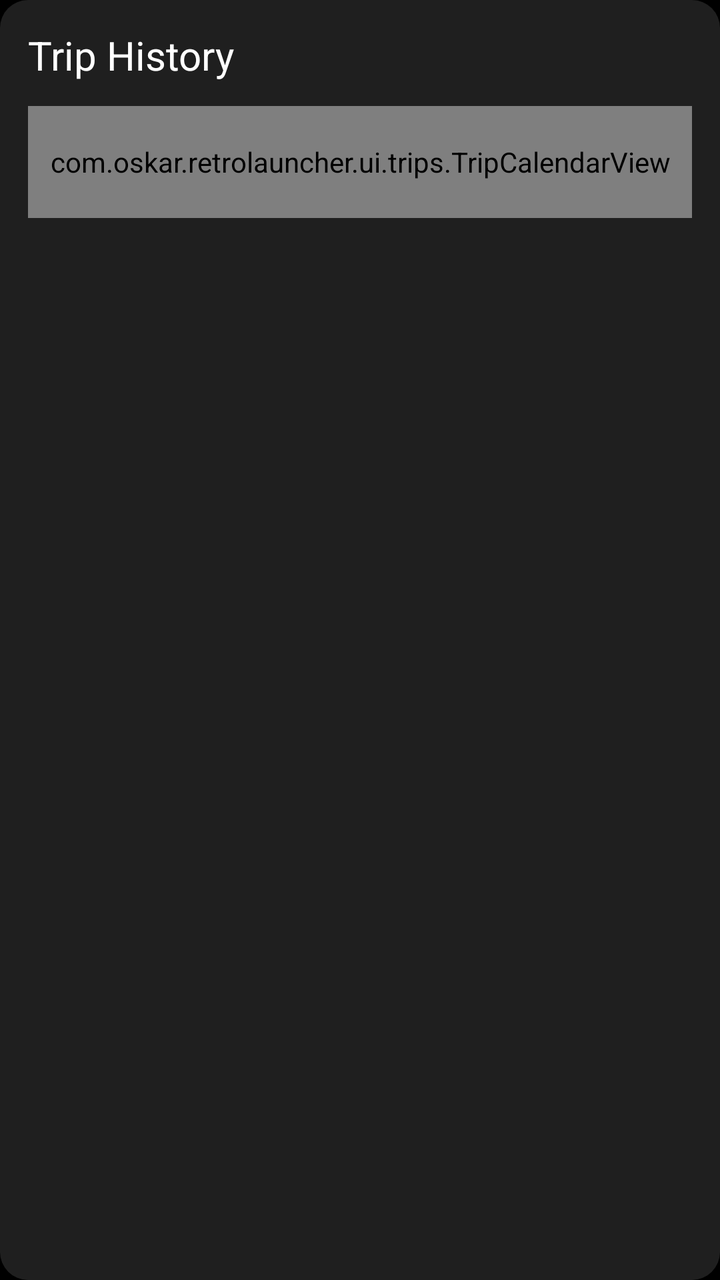
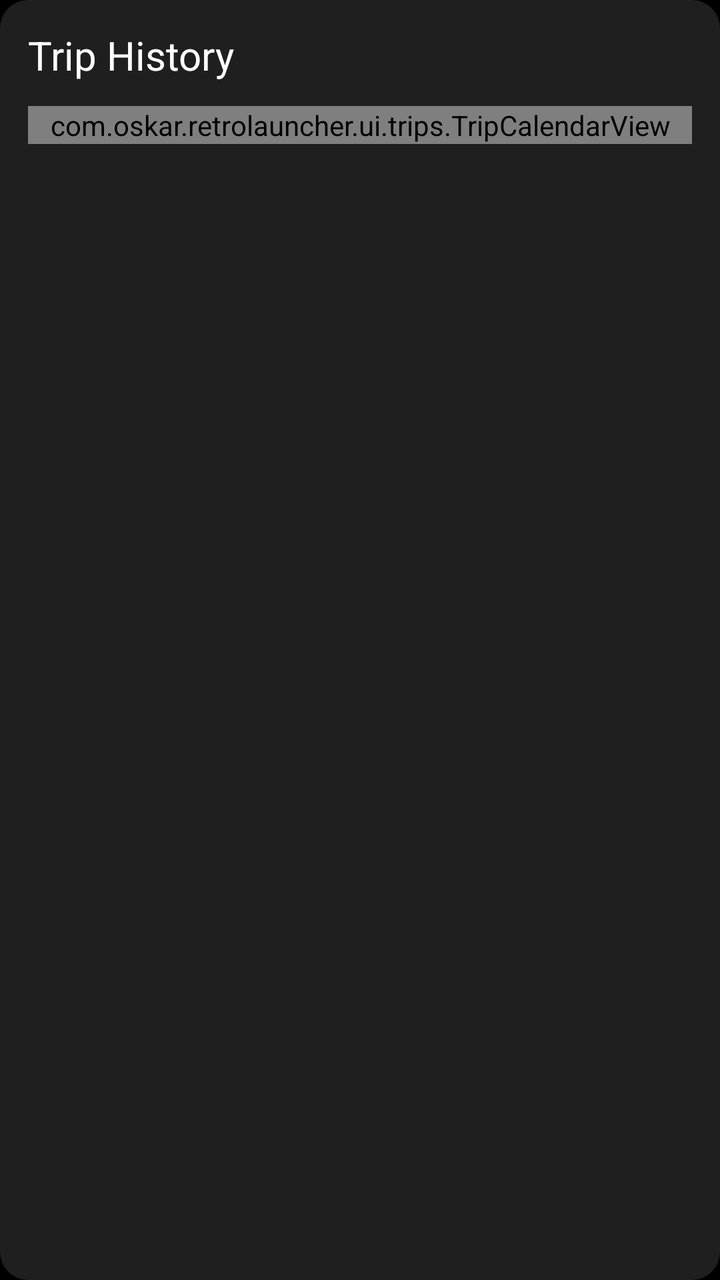

The first picture is an Android layout as it rendered before a commit; the second is the same layout after the commit. The layout source and the unified diff follow.
<!-- AndroidManifest.xml: application theme Theme.RetroLauncher -->
<!-- res/layout/fragment_trips.xml -->
<?xml version="1.0" encoding="utf-8"?>
<LinearLayout xmlns:android="http://schemas.android.com/apk/res/android"
    xmlns:app="http://schemas.android.com/apk/res-auto"
    android:layout_width="match_parent"
    android:layout_height="match_parent"
    android:orientation="vertical"
    android:background="@drawable/bg_tile"
    android:padding="14dp">

    <LinearLayout
        android:layout_width="match_parent"
        android:layout_height="wrap_content"
        android:orientation="horizontal"
        android:gravity="center_vertical">

        <TextView
            android:id="@+id/trips_title"
            android:layout_width="0dp"
            android:layout_height="wrap_content"
            android:layout_weight="1"
            android:text="@string/trips_title"
            android:textColor="@color/text_primary"
            android:textSize="20sp"
            android:fontFamily="sans-serif-medium" />

        <TextView
            android:id="@+id/month_label"
            android:layout_width="wrap_content"
            android:layout_height="wrap_content"
            android:textColor="@color/text_secondary"
            android:textSize="14sp" />
    </LinearLayout>

    <com.oskar.retrolauncher.ui.trips.TripCalendarView
        android:id="@+id/calendar"
        android:layout_width="match_parent"
        android:layout_height="56dp"
        android:layout_marginTop="12dp" />

    <TextView
        android:id="@+id/summary"
        android:layout_width="match_parent"
        android:layout_height="wrap_content"
        android:layout_marginTop="8dp"
        android:textColor="@color/text_tertiary"
        android:textSize="12sp" />

    <androidx.recyclerview.widget.RecyclerView
        android:id="@+id/trip_list"
        android:layout_width="match_parent"
        android:layout_height="0dp"
        android:layout_weight="1"
        android:layout_marginTop="8dp"
        android:clipToPadding="false" />

    <TextView
        android:id="@+id/empty"
        android:layout_width="match_parent"
        android:layout_height="wrap_content"
        android:layout_gravity="center"
        android:layout_marginTop="24dp"
        android:gravity="center"
        android:text="@string/trips_none"
        android:textColor="@color/text_tertiary"
        android:textSize="13sp"
        android:visibility="gone" />
</LinearLayout>
<!-- resources referenced by this layout -->
<resources>
  <color name="text_primary">#FFFFFF</color>
  <color name="text_secondary">#B3B3B3</color>
  <color name="text_tertiary">#888888</color>
  <!-- drawable bg_tile (drawable) -->
  <?xml version="1.0" encoding="utf-8"?>
  <shape xmlns:android="http://schemas.android.com/apk/res/android"
      android:shape="rectangle">
      <solid android:color="@color/card" />
      <corners android:radius="@dimen/tile_corner" />
  </shape>
  <string name="trips_none">No trips this month</string>
  <string name="trips_title">Trip History</string>
  <style name="Theme.RetroLauncher" parent="Theme.Material3.DayNight.NoActionBar">
          <item name="colorPrimary">@color/accent</item>
          <item name="colorOnPrimary">@color/text_primary</item>
          <item name="colorSurface">@color/card</item>
          <item name="colorOnSurface">@color/text_primary</item>
          <item name="android:colorBackground">@color/bg</item>
          <item name="android:windowBackground">@color/bg</item>
          <item name="android:textColorPrimary">@color/text_primary</item>
          <item name="android:textColorSecondary">@color/text_secondary</item>
          <item name="android:statusBarColor" tools:targetApi="21">@color/bg</item>
          <item name="android:navigationBarColor" tools:targetApi="21">@color/bg</item>
          <item name="android:windowLightStatusBar" tools:targetApi="23">false</item>
          <item name="android:windowDrawsSystemBarBackgrounds" tools:targetApi="21">true</item>
          <item name="fontFamily">sans-serif</item>
      </style>
  <color name="card">#1F1F1F</color>
  <dimen name="tile_corner">14dp</dimen>
  <color name="accent">#FF8500</color>
  <color name="bg">#000000</color>
</resources>

<!-- the commit's change to res/layout/fragment_trips.xml (unified diff, before → after) -->
@@ -34,7 +34,7 @@
     <com.oskar.retrolauncher.ui.trips.TripCalendarView
         android:id="@+id/calendar"
         android:layout_width="match_parent"
-        android:layout_height="56dp"
+        android:layout_height="wrap_content"
         android:layout_marginTop="12dp" />
 
     <TextView
